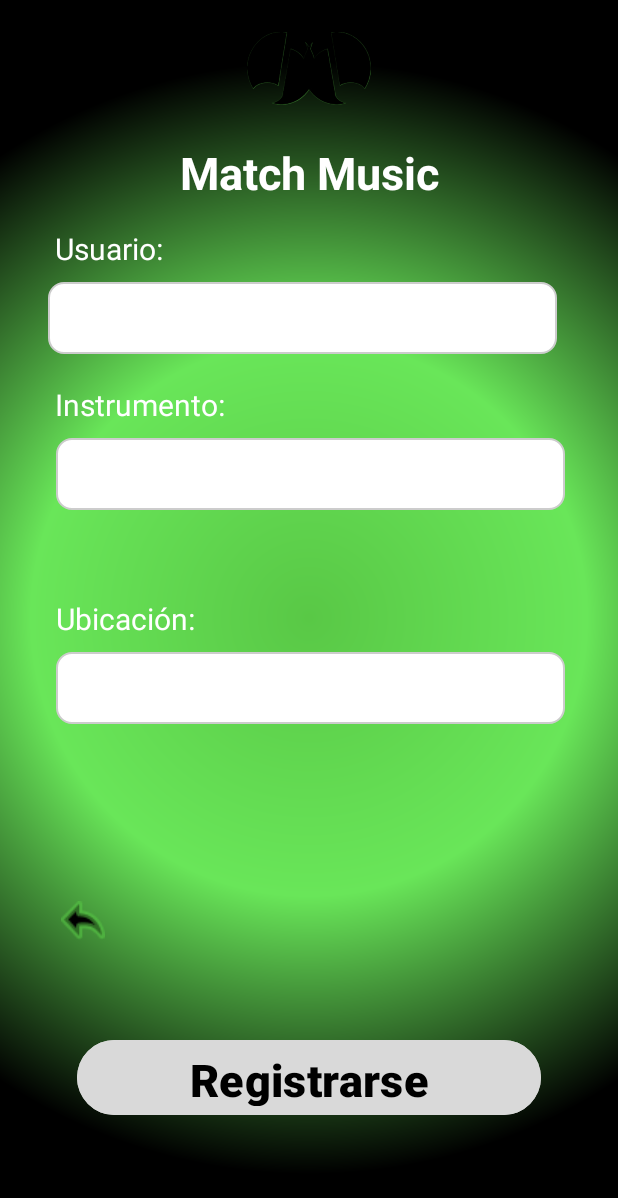
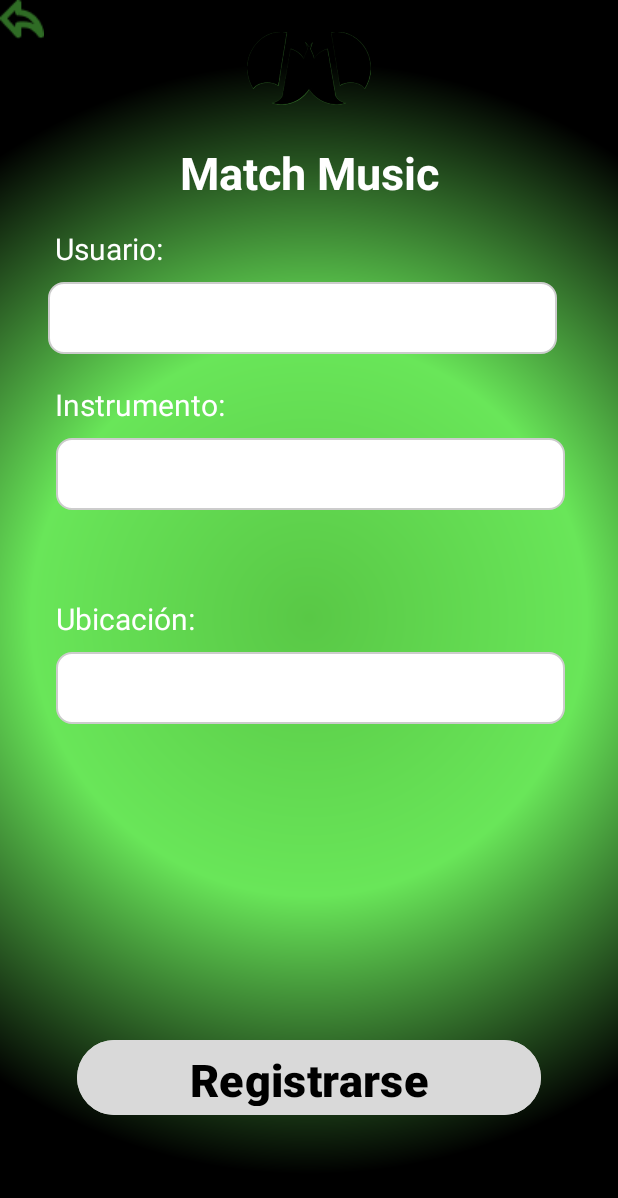
Before and after one commit to MatchMusicTinder/AppMMT, an Android app: the RegistroSegundoPasoActivity screen opened directly, with no data from a screen before it, on a phone screen of 412 x 824 dp. Shown: the top 1198 px of the screen. Run offline under Robolectric (Android 15) with nearby library versions, the phone set to English and light mode, and no system bars.

Commit message:
Revert "Merge pull request #55 from MatchMusicTinder/Alejandro-Benitez"
This reverts commit 5bb9cd4185e7b0c91d5ad2ab01d65d624a6df802, reversing
changes made to d9f57b4472b7e1c76714abca8fb7140bab940307.

```diff
--- a/app/src/main/res/layout/activity_registro_segundo_paso.xml
+++ b/app/src/main/res/layout/activity_registro_segundo_paso.xml
@@ -119,7 +119,7 @@
         app:layout_constraintTop_toTopOf="parent" />
 
     <EditText
-        android:id="@+id/txtUbicacion"
+        android:id="@+id/txtubicacion"
         style="@style/Widget.Material3.AutoCompleteTextView.OutlinedBox"
         android:layout_width="339dp"
         android:layout_height="48dp"
@@ -144,15 +144,9 @@
         android:id="@+id/imageView6"
         android:layout_width="wrap_content"
         android:layout_height="wrap_content"
-        android:layout_marginStart="40dp"
-        android:layout_marginTop="554dp"
-        android:layout_marginEnd="342dp"
-        android:layout_marginBottom="151dp"
-        app:layout_constraintBottom_toBottomOf="parent"
-        app:layout_constraintEnd_toEndOf="parent"
-        app:layout_constraintStart_toStartOf="parent"
-        app:layout_constraintTop_toTopOf="parent"
-        app:srcCompat="@drawable/flecha_atras" />
+        app:srcCompat="@drawable/flecha_atras"
+        tools:layout_editor_absoluteX="40dp"
+        tools:layout_editor_absoluteY="554dp" />
 
     <Button
         android:id="@+id/button"
```
